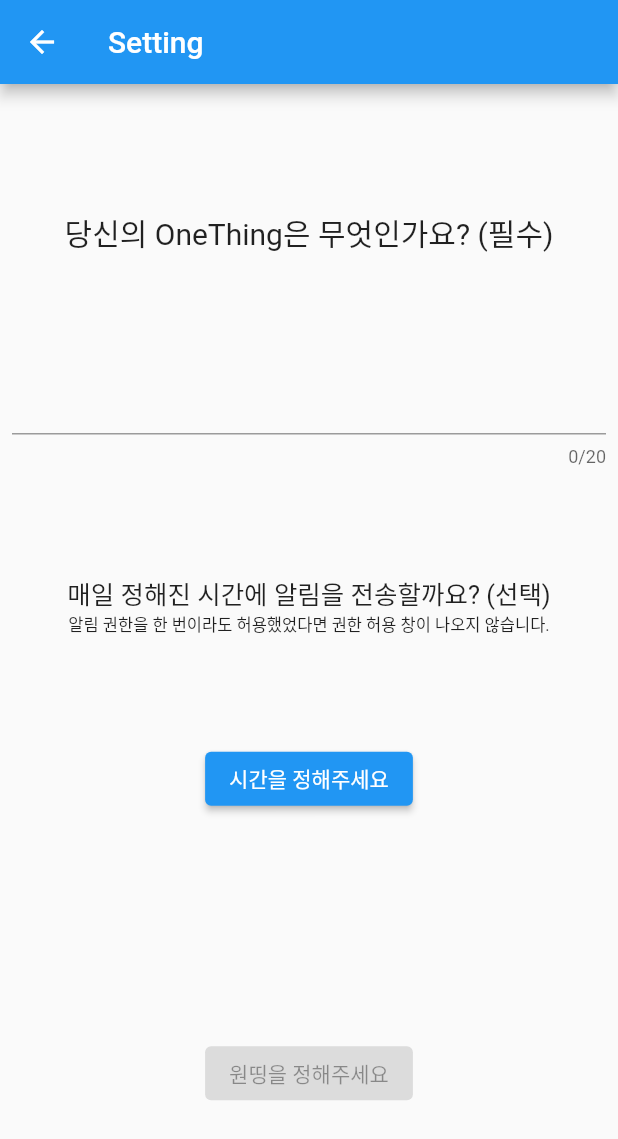
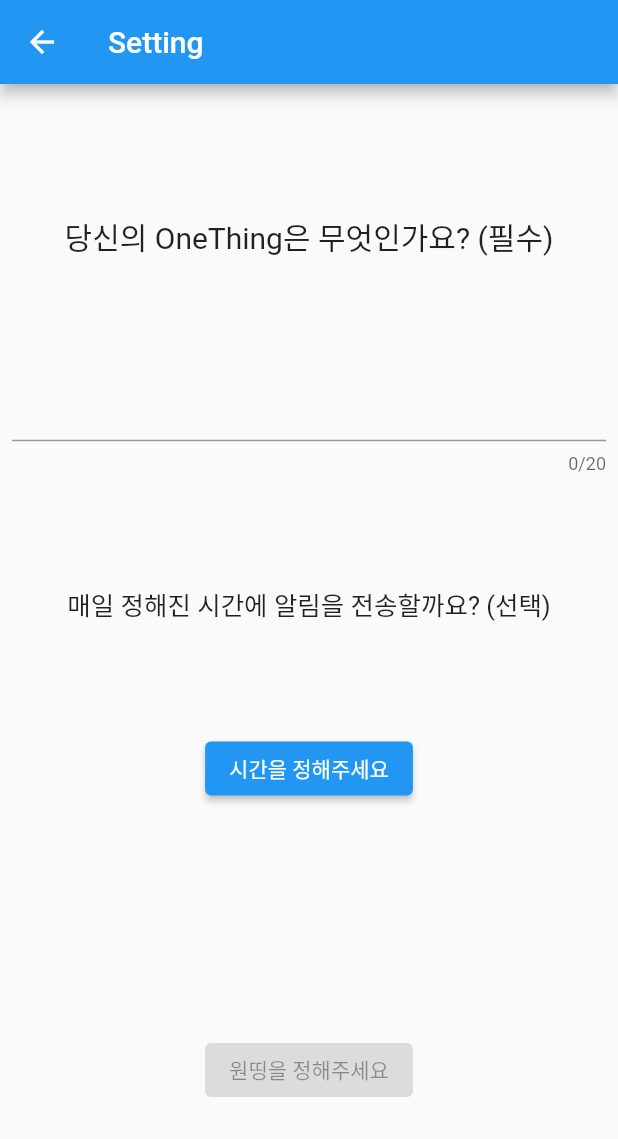
Before and after one commit to Juice-Han/one_thing_tracker_app, a Flutter app: the screen it shows after launch, after a tap on the "add" icon, on a phone screen of 412 x 824 dp. Shown: the top 1139 px of the screen. Run offline on Flutter 3.47's test engine with Material 2 defaults, Android fonts, the phone set to English and light mode, and no system bars; drawn by our look-alikes of calendar_view; our stand-ins replace flutter_local_notifications, flutter_native_splash, shared_preferences, timezone.

Commit message:
modify app icon & notification details

```diff
--- a/lib/components/Setting.dart
+++ b/lib/components/Setting.dart
@@ -58,17 +58,9 @@
                   maxLength: 20,
                   controller: textController1,
                 ),
-                Column(
-                  children: [
-                    Text(
-                      '매일 정해진 시간에 알림을 전송할까요? (선택)',
-                      style: TextStyle(fontSize: 17),
-                    ),
-                    Text(
-                      '알림 권한을 한 번이라도 허용했었다면 권한 허용 창이 나오지 않습니다.',
-                      style: TextStyle(fontSize: 11),
-                    )
-                  ],
+                Text(
+                  '매일 정해진 시간에 알림을 전송할까요? (선택)',
+                  style: TextStyle(fontSize: 17),
                 ),
                 TimePick(),
                 SizedBox(
--- a/lib/main.dart
+++ b/lib/main.dart
@@ -170,15 +170,16 @@
   }
 
   removeCalendarEvent() {
-      for(var e in calendarEvents){
-        setState(() {
-          CalendarControllerProvider.of(context).controller.remove(e);
-        });
-      }
+    for (var e in calendarEvents) {
       setState(() {
-        calendarEvents = [];
+        CalendarControllerProvider.of(context).controller.remove(e);
       });
+    }
+    setState(() {
+      calendarEvents = [];
+    });
   }
+
   navigationTapped(i) {
     setState(() {
       page = i;
@@ -272,7 +273,7 @@
             addCalendarEvent: addCalendarEvent,
           )
         ][isChanged],
-        Calendar()
+        Calendar(oneThingDate: oneThingDate),
       ][page],
       bottomNavigationBar: BottomNavigationBar(
         currentIndex: page,
```
Also changed, not shown: lib/pages/Calendar.dart (+3 -7 lines).
